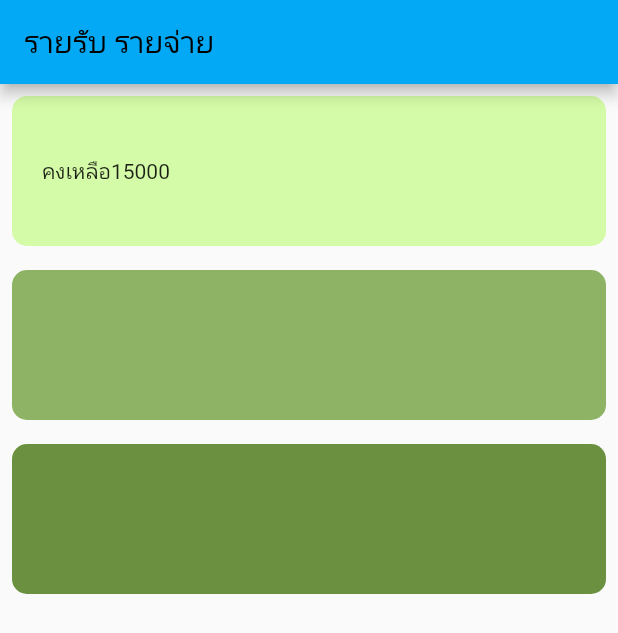
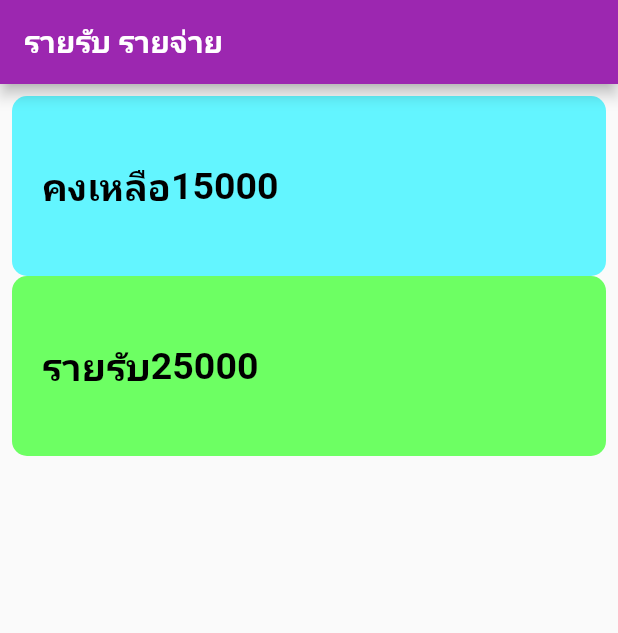
Before and after one commit to napassorn29/basic_flutter, a Flutter app: the screen it shows after launch, on a phone screen of 412 x 824 dp. Shown: the top 633 px of the screen. Run offline on Flutter 3.47's test engine with Material 2 defaults, Android fonts, the light colour scheme and no system bars.

Commit message:
TextStyle and fontWeight

```diff
--- a/basic_flutter/basic_flutter/lib/main.dart
+++ b/basic_flutter/basic_flutter/lib/main.dart
@@ -21,7 +21,7 @@ class MyApp extends StatelessWidget {
       title: "My App",
       home: MyHomePage(),
       theme: ThemeData(
-        primarySwatch: Colors.lightBlue,
+        primarySwatch: Colors.purple,
       ),
     );
   }
@@ -40,7 +40,10 @@ class _MyHomePageState extends State<MyHomePage> {
   Widget build(BuildContext context) {
     return Scaffold(
         appBar: AppBar(
-          title: Text("รายรับ รายจ่าย"),
+          title: Text(
+            "รายรับ รายจ่าย",
+            style: TextStyle(color: Colors.white, fontWeight: FontWeight.bold),
+          ),
         ),
         body: Padding(
           padding: const EdgeInsets.all(8.0),
@@ -50,30 +53,52 @@ class _MyHomePageState extends State<MyHomePage> {
               Container(
                 padding: const EdgeInsets.all(20.0),
                 decoration: BoxDecoration(
-                    color: const Color.fromARGB(255, 212, 251, 167),
+                    color: Color.fromARGB(255, 99, 245, 255),
                     borderRadius: BorderRadius.circular(10)),
-                height: 100,
+                height: 120,
                 child: Row(
-                  children: [Text("คงเหลือ"), Text("15000")],
+                  children: [
+                    Text(
+                      "คงเหลือ",
+                      style: TextStyle(
+                          fontSize: 25,
+                          color: Colors.black,
+                          fontWeight: FontWeight.bold),
+                    ),
+                    Text(
+                      "15000",
+                      style: TextStyle(
+                          fontSize: 25,
+                          color: Colors.black,
+                          fontWeight: FontWeight.bold),
+                    )
+                  ],
                 ),
               ),
-              Padding(
-                padding: const EdgeInsets.all(8.0),
-              ),
               Container(
+                padding: const EdgeInsets.all(20.0),
                 decoration: BoxDecoration(
-                    color: const Color.fromARGB(255, 142, 179, 100),
+                    color: Color.fromARGB(255, 109, 255, 99),
                     borderRadius: BorderRadius.circular(10)),
-                height: 100,
-              ),
-              Padding(
-                padding: const EdgeInsets.all(8.0),
-              ),
-              Container(
-                decoration: BoxDecoration(
-                    color: Color.fromARGB(255, 106, 144, 64),
-                    borderRadius: BorderRadius.circular(10)),
-                height: 100,
+                height: 120,
+                child: Row(
+                  children: [
+                    Text(
+                      "รายรับ",
+                      style: TextStyle(
+                          fontSize: 25,
+                          color: Colors.black,
+                          fontWeight: FontWeight.bold),
+                    ),
+                    Text(
+                      "25000",
+                      style: TextStyle(
+                          fontSize: 25,
+                          color: Colors.black,
+                          fontWeight: FontWeight.bold),
+                    )
+                  ],
+                ),
               )
             ],
           ),
```
